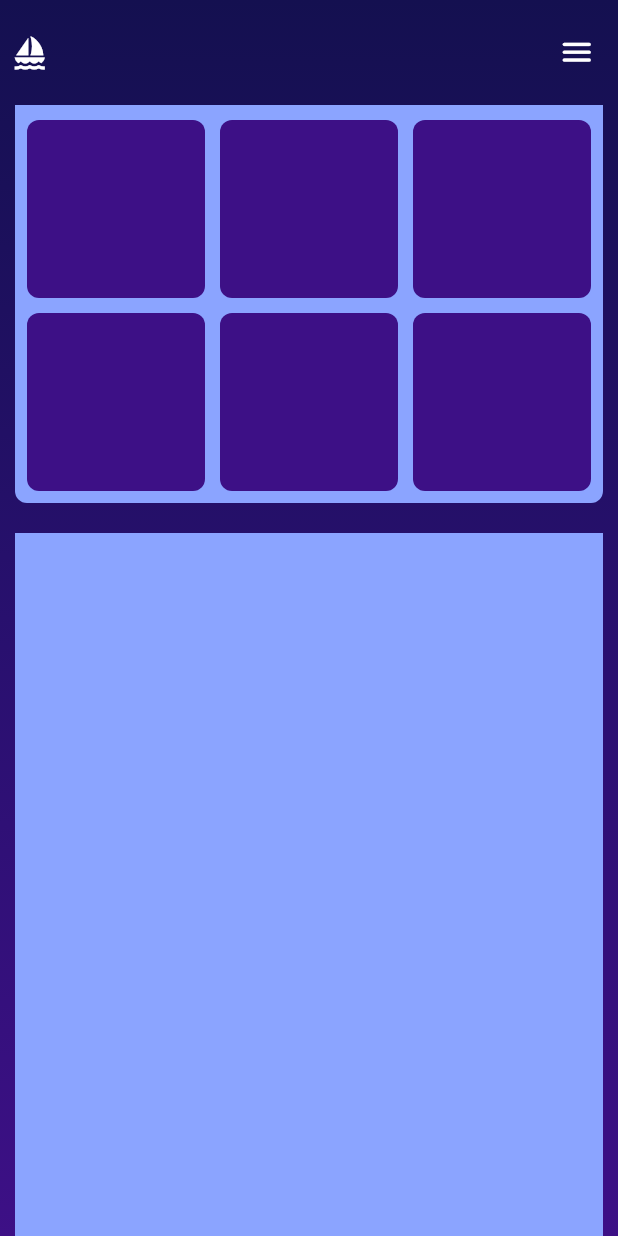
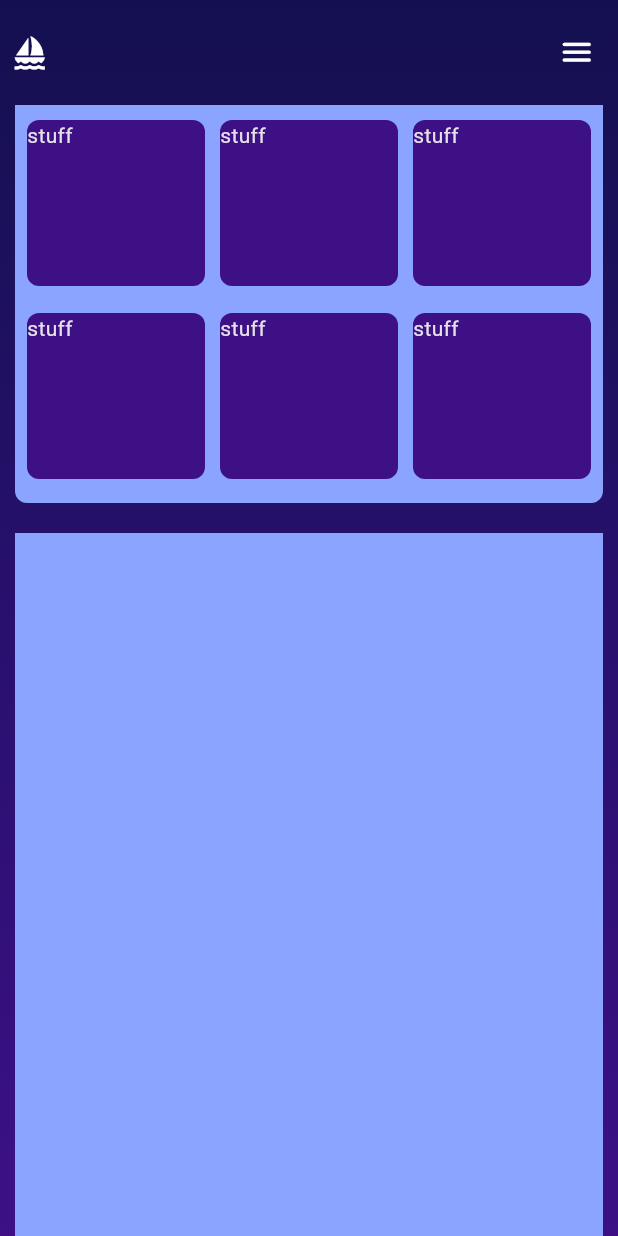
Before and after one commit to luhouyang/luhouyang_portfolio, a Flutter app: the screen it shows after launch, scrolled down 576 dp, on a phone screen of 412 x 824 dp. Run offline on Flutter 3.47's test engine with Material 3 defaults, Android fonts, the phone set to English and light mode, and no system bars; drawn by our look-alikes of scroll_to_index; our stand-ins replace firebase_core, flutter_svg; accounts and stored records are empty.

```diff
--- a/lib/ui/home_page.dart
+++ b/lib/ui/home_page.dart
@@ -32,7 +32,7 @@ class _HomePageState extends State<HomePage> {
   List<bool> visibleBoolList = [];
 
   void getPosition() {
-    debugPrint("Window Size: ${windowSize.height}");
+    // debugPrint("Window Size: ${windowSize.height}");
     for (int i = 0; i < widgetNum; i++) {
       RenderObject? renderObject = _keys[i].currentContext?.findRenderObject();
       if (renderObject != null) {
--- a/lib/ui/projects/projects.dart
+++ b/lib/ui/projects/projects.dart
@@ -10,6 +10,32 @@ class Projects extends StatefulWidget {
 }
 
 class _ProjectsState extends State<Projects> {
+  String selected = "";
+
+  Widget _testing(String name) {
+    return InkWell(
+      onHover: (value) {
+        setState(() {
+          if (value) {
+            selected = name;
+          } else {
+            selected = "";
+          }
+        });
+      },
+      child: Container(
+        margin: EdgeInsets.only(bottom: selected == name ? 5.0 : 0),
+        padding: const EdgeInsets.only(bottom: 8.0),
+        child: Container(
+          decoration: BoxDecoration(
+              color: MyColors().textBoxColor,
+              borderRadius: BorderRadius.circular(8.0)),
+          child: const Text("stuff"),
+        ),
+      ),
+    );
+  }
+
   @override
   Widget build(BuildContext context) {
     return Container(
@@ -32,51 +58,21 @@ class _ProjectsState extends State<Projects> {
               padding: const EdgeInsets.all(8.0),
               child: GridView(
                 shrinkWrap: true,
-                gridDelegate: SliverGridDelegateWithFixedCrossAxisCount(
+                gridDelegate: const SliverGridDelegateWithFixedCrossAxisCount(
                     crossAxisCount: 3,
                     crossAxisSpacing: 10,
                     mainAxisSpacing: 10,
                     childAspectRatio: 1),
                 children: [
-                  Container(
-                    decoration: BoxDecoration(
-                        color: MyColors().textBoxColor,
-                        borderRadius: BorderRadius.circular(8.0)),
-                    height: 100,
-                  ),
-                  Container(
-                    decoration: BoxDecoration(
-                        color: MyColors().textBoxColor,
-                        borderRadius: BorderRadius.circular(8.0)),
-                    height: 100,
-                  ),
-                  Container(
-                    decoration: BoxDecoration(
-                        color: MyColors().textBoxColor,
-                        borderRadius: BorderRadius.circular(8.0)),
-                    height: 100,
-                  ),
-                  Container(
-                    decoration: BoxDecoration(
-                        color: MyColors().textBoxColor,
-                        borderRadius: BorderRadius.circular(8.0)),
-                    height: 100,
-                  ),
-                  Container(
-                    decoration: BoxDecoration(
-                        color: MyColors().textBoxColor,
-                        borderRadius: BorderRadius.circular(8.0)),
-                    height: 100,
-                  ),
-                  Container(
-                    decoration: BoxDecoration(
-                        color: MyColors().textBoxColor,
-                        borderRadius: BorderRadius.circular(8.0)),
-                    height: 100,
-                  ),
+                  _testing("first"),
+                  _testing("second"),
+                  _testing("third"),
+                  _testing("fourth"),
+                  _testing("fifth"),
+                  _testing("sixth"),
                 ],
               ),
-            )
+            ),
           ],
         ));
   }
```
Also changed, not shown: lib/ui/widgets/navigation/navigation_left.dart (+10 -10 lines).
